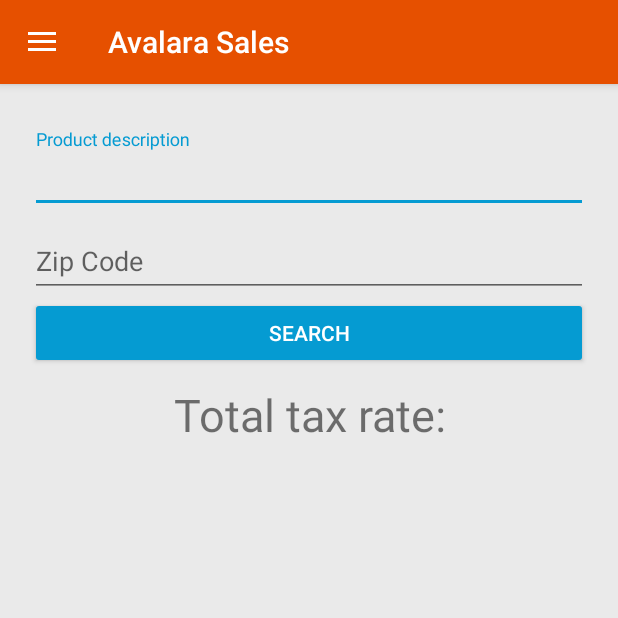
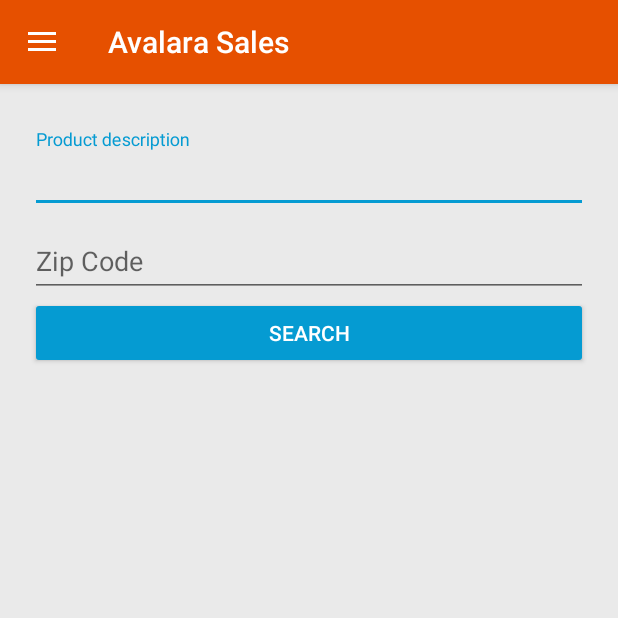
Before and after one commit to TaxCodeCheck/app, an Android app: the SearchActivity screen opened directly, with no data from a screen before it, after a tap on "SEARCH", on a phone screen of 412 x 824 dp, the top half of it. Run offline under Robolectric (Android 15) with nearby library versions, the phone set to English and light mode, and no system bars; our stand-ins replace Volley; network calls fail; 6 statements that could not run were skipped.

Commit message:
changed search results visibility to show/hide when clicking on search and returning results.

```diff
--- a/app/src/main/java/com/example/taxcodecheck/SearchActivity.java
+++ b/app/src/main/java/com/example/taxcodecheck/SearchActivity.java
@@ -72,6 +72,7 @@ public class SearchActivity extends AppCompatActivity
         codes = loadJSONFromAsset(this);
         taxView = findViewById(R.id.taxRate);
 
+
         DrawerLayout drawer = findViewById(R.id.drawer_layout);
         ActionBarDrawerToggle toggle = new ActionBarDrawerToggle(
                 this, drawer, toolbar, R.string.navigation_drawer_open, R.string.navigation_drawer_close);
@@ -96,7 +97,6 @@ public class SearchActivity extends AppCompatActivity
             taxCodeArray[i] = codes[i].taxCode;
         }
 
-
         ArrayAdapter<String> adapter = new ArrayAdapter<String>(this,
                 android.R.layout.simple_dropdown_item_1line, descArray);
         AutoCompleteTextView textView =
@@ -114,6 +114,12 @@ public class SearchActivity extends AppCompatActivity
                 zipCodeBoi = zipInput.getText().toString();
                 System.out.println(zipCodeBoi);
                 searchTaxCode(taxCodeBoi, zipCodeBoi);
+
+                TextView rate = findViewById(R.id.taxRate);
+                rate.setVisibility(View.GONE);
+
+                TextView rateTitle = findViewById(R.id.taxRateTitle);
+                rateTitle.setVisibility(View.GONE);
             }
         });
 
@@ -291,5 +297,10 @@ public class SearchActivity extends AppCompatActivity
     //shows tax result in the search view
     public void renderTax(String tax) {
         taxView.setText(tax);
+        TextView rate = findViewById(R.id.taxRate);
+        rate.setVisibility(View.VISIBLE);
+
+        TextView rateTitle = findViewById(R.id.taxRateTitle);
+        rateTitle.setVisibility(View.VISIBLE);
     }
 }
--- a/app/src/main/res/layout/content_search.xml
+++ b/app/src/main/res/layout/content_search.xml
@@ -60,10 +60,10 @@
             android:id="@+id/taxRateTitle"
             android:layout_width="match_parent"
             android:layout_height="wrap_content"
-            android:text="Total tax rate:"
+            android:text="Total tax rate: "
             android:textSize="30sp"
             android:textAlignment="center"
-            android:visibility="visible"/>
+            android:visibility="invisible"/>
         <TextView
             android:id="@+id/taxRate"
             android:layout_width="match_parent"
@@ -72,7 +72,7 @@
             android:textStyle="bold"
             android:textSize="50sp"
             android:textAlignment="center"
-            android:visibility="visible"/>
+            android:visibility="invisible"/>
     </LinearLayout>
 
 </androidx.constraintlayout.widget.ConstraintLayout>
```
